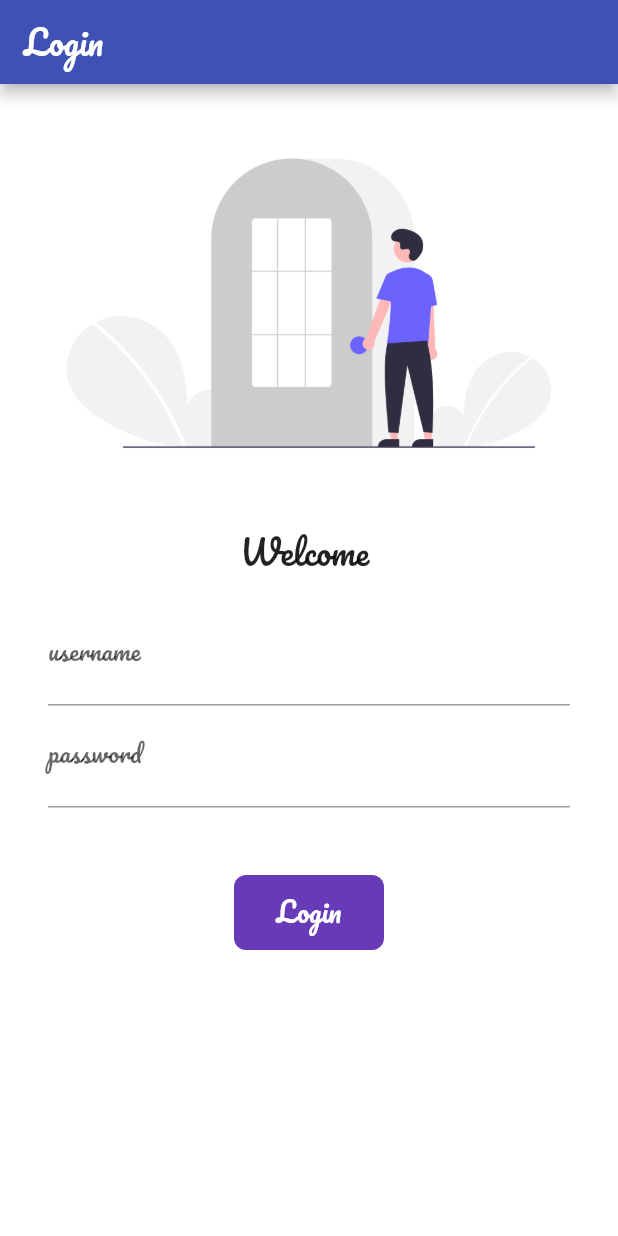
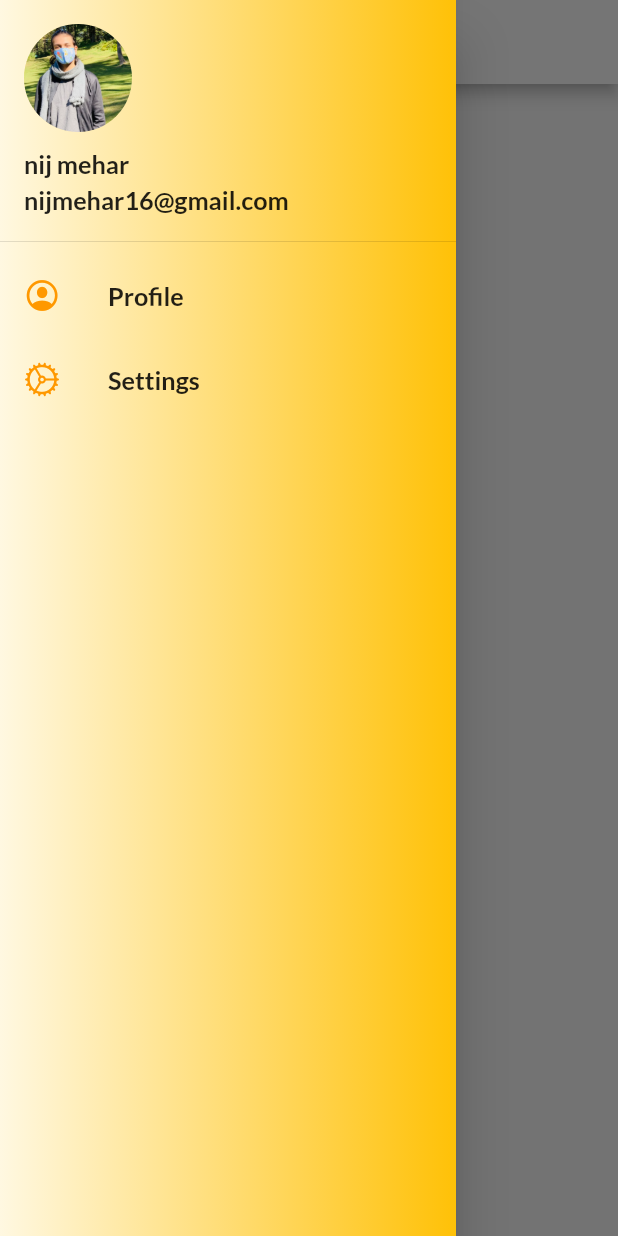
Before and after one commit to K1RA-16/LearningFlutter, a Flutter app: the screen it shows after launch, with the side drawer open (before the commit the screen has no drawer), on a phone screen of 412 x 824 dp. Run offline on Flutter 3.47's test engine with Material 2 defaults, Android fonts, the phone set to English and light mode, and no system bars; our stand-ins replace google_fonts.

Commit message:
theme classes

```diff
--- a/lib/main.dart
+++ b/lib/main.dart
@@ -6,6 +6,7 @@ import 'package:test_project/pages/home_page.dart';
 // import 'package:test_project/pages/home_page.dart';
 import 'package:test_project/pages/login_page.dart';
 import 'package:test_project/utils/routes.dart';
+import 'package:test_project/utils/theme.dart';
 
 void main() {
   runApp(MyApp());
@@ -20,12 +21,9 @@ class MyApp extends StatelessWidget {
     return MaterialApp(
       themeMode: ThemeMode.light,
       debugShowCheckedModeBanner: false,
-      theme: ThemeData(
-        primarySwatch: Colors.indigo,
-        fontFamily: GoogleFonts.pacifico().fontFamily,
-      ),
-      darkTheme: ThemeData(brightness: Brightness.dark),
-      // initialRoute: "/login",
+      theme: MyThemes.lightTheme(context),
+      darkTheme: MyThemes.darkTheme(context),
+      initialRoute: "/home",
       routes: {
         "/": (context) => LoginPage(),
         MyRoutes.homeRoute: (context) => Homepage(),
--- a/lib/pages/home_page.dart
+++ b/lib/pages/home_page.dart
@@ -2,20 +2,24 @@
 
 import 'package:flutter/material.dart';
 import 'package:test_project/main.dart';
+import 'package:test_project/widget/drawer.dart';
 
 class Homepage extends StatelessWidget {
   @override
   Widget build(BuildContext context) {
     return Scaffold(
       appBar: AppBar(
-        title: const Text("catalog app"),
+        title: const Text(
+          "catalog app",
+          style: TextStyle(fontWeight: FontWeight.bold),
+        ),
       ),
       body: Center(
         child: Container(
           child: Text("welcome $x"),
         ),
       ),
-      drawer: const Drawer(),
+      drawer: MyDrawer(),
     );
   }
 }
--- a/lib/pages/login_page.dart
+++ b/lib/pages/login_page.dart
@@ -40,6 +40,7 @@ class _LoginPageState extends State<LoginPage> {
                   "Login",
                   style: TextStyle(
                     fontSize: 22,
+                    fontWeight: FontWeight.bold,
                   ),
                 ),
               ),
@@ -57,6 +58,7 @@ class _LoginPageState extends State<LoginPage> {
                 "Welcome $name",
                 style: TextStyle(
                   fontSize: 22,
+                  fontWeight: FontWeight.bold,
                 ),
               ),
               Padding(
@@ -110,7 +112,7 @@ class _LoginPageState extends State<LoginPage> {
                   height: 50,
                   alignment: Alignment.center,
                   decoration: BoxDecoration(
-                    color: Colors.deepPurple,
+                    color: Colors.amber,
                     borderRadius: BorderRadius.circular(changeButton ? 50 : 8),
                   ),
                   child: changeButton
@@ -122,6 +124,7 @@ class _LoginPageState extends State<LoginPage> {
                           "Login",
                           style: TextStyle(
                             color: Colors.white,
+                            fontWeight: FontWeight.bold,
                             fontSize: 18,
                           ),
                         ),
--- /dev/null
+++ b/lib/utils/gradient.dart
@@ -0,0 +1,5 @@
+import 'package:flutter/material.dart';
+
+class Grad {
+  static List<Color> grad1 = [Colors.amber.shade50, Colors.amber];
+}
--- /dev/null
+++ b/lib/utils/theme.dart
@@ -0,0 +1,15 @@
+import 'package:flutter/material.dart';
+import 'package:google_fonts/google_fonts.dart';
+
+class MyThemes {
+  static ThemeData lightTheme(BuildContext context) => ThemeData(
+      primarySwatch: Colors.amber,
+      fontFamily: GoogleFonts.lato().fontFamily,
+      appBarTheme: AppBarTheme(
+        color: Colors.white,
+        toolbarTextStyle: Theme.of(context).textTheme.bodyText2,
+        titleTextStyle: Theme.of(context).textTheme.headline6,
+      ));
+  static ThemeData darkTheme(BuildContext context) =>
+      ThemeData(brightness: Brightness.dark);
+}
--- /dev/null
+++ b/lib/widget/drawer.dart
@@ -0,0 +1,72 @@
+// ignore_for_file: prefer_const_constructors, avoid_unnecessary_containers
+
+import 'package:flutter/cupertino.dart';
+import 'package:flutter/material.dart';
+import 'package:test_project/utils/gradient.dart';
+
+class MyDrawer extends StatelessWidget {
+  @override
+  Widget build(BuildContext context) {
+    return Drawer(
+      child: Container(
+        decoration: BoxDecoration(gradient: LinearGradient(colors: Grad.grad1)),
+        child: ListView(
+          // ignore: prefer_const_literals_to_create_immutables
+          children: [
+            DrawerHeader(
+              padding: EdgeInsets.zero,
+              child: UserAccountsDrawerHeader(
+                decoration:
+                    BoxDecoration(gradient: LinearGradient(colors: Grad.grad1)),
+                margin: EdgeInsets.zero,
+                accountName: Text(
+                  "nij mehar",
+                  textScaleFactor: 1.2,
+                  style: TextStyle(
+                    fontWeight: FontWeight.bold,
+                  ),
+                ),
+                accountEmail: Text(
+                  "nijmehar16@gmail.com",
+                  textScaleFactor: 1.2,
+                  style: TextStyle(
+                    fontWeight: FontWeight.bold,
+                  ),
+                ),
+                currentAccountPicture: CircleAvatar(
+                  backgroundImage: AssetImage("assets/images/nij.jpg"),
+                ),
+              ),
+            ),
+            ListTile(
+              leading: Icon(
+                CupertinoIcons.profile_circled,
+                color: Colors.orange,
+              ),
+              title: Text(
+                "Profile",
+                textScaleFactor: 1.2,
+                style: TextStyle(
+                  fontWeight: FontWeight.bold,
+                ),
+              ),
+            ),
+            ListTile(
+              leading: Icon(
+                CupertinoIcons.settings,
+                color: Colors.orange,
+              ),
+              title: Text(
+                "Settings",
+                textScaleFactor: 1.2,
+                style: TextStyle(
+                  fontWeight: FontWeight.bold,
+                ),
+              ),
+            )
+          ],
+        ),
+      ),
+    );
+  }
+}
```
Also changed, not shown: assets/images/nij.jpg (added).
